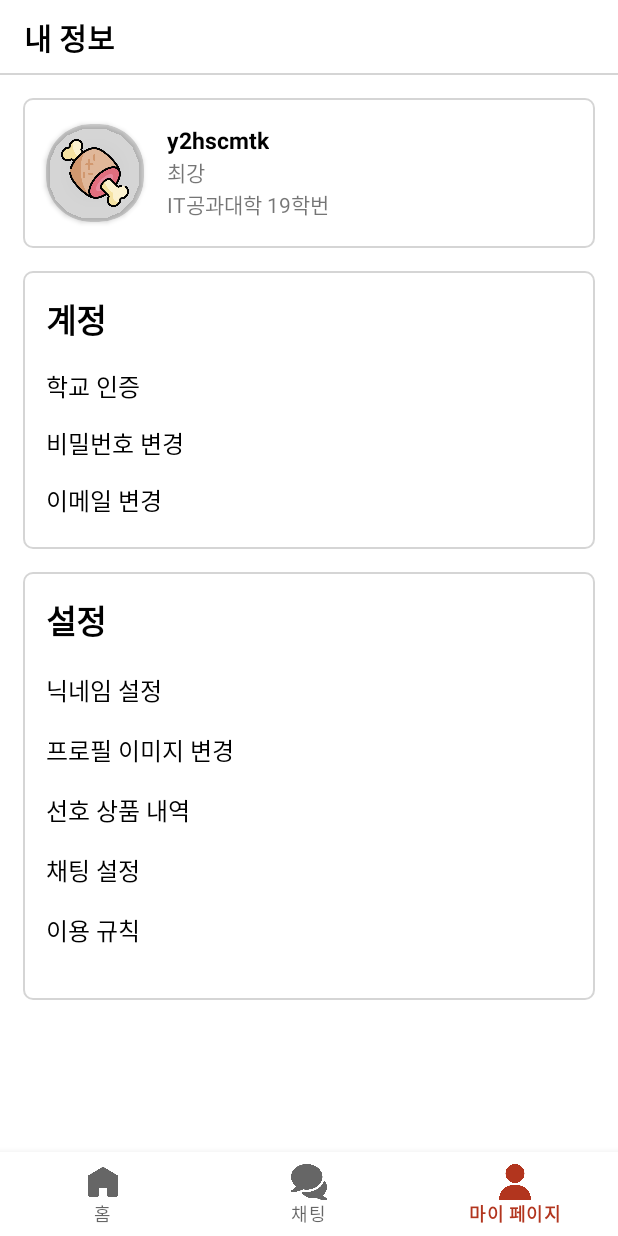
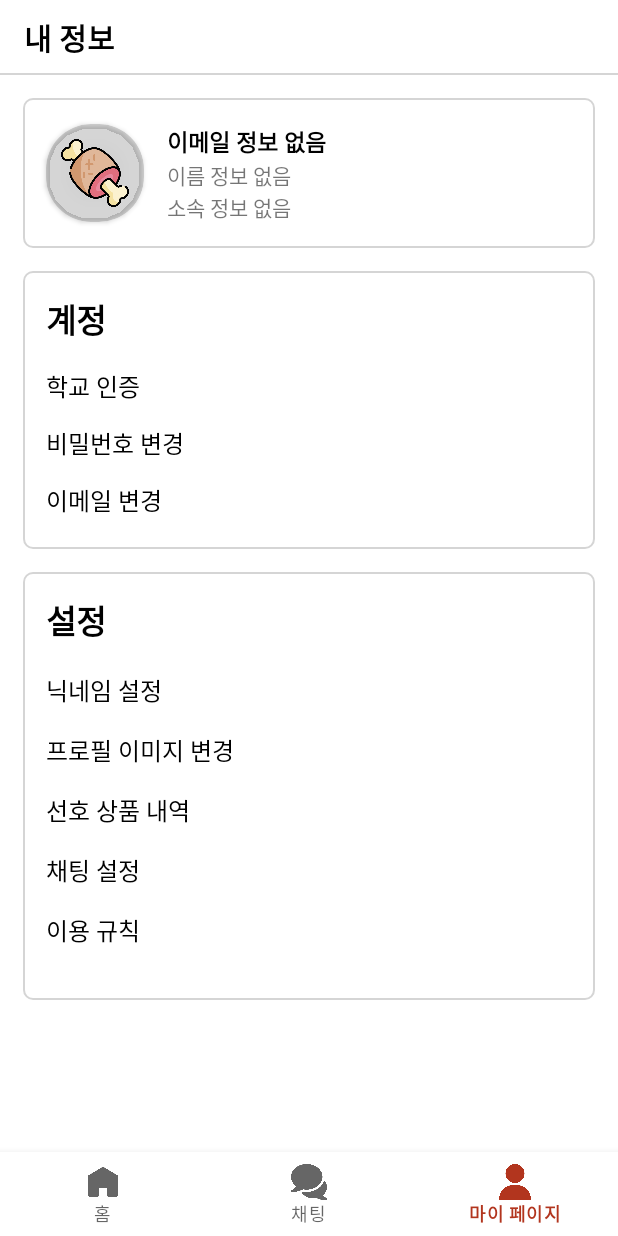
Before and after one commit to 600GramsMarket/HangeunMarket, an Android app: the MyPageFragment screen opened through its navigation route, on a phone screen of 412 x 824 dp. Run offline under Robolectric (Android 15) with nearby library versions, the phone set to English and light mode, and no system bars; our stand-ins replace Firebase (no records; nobody signed in at launch, a user with empty details on screens opened directly), navigation-ui; 4 statements that could not run were skipped.

Commit message:
사용자 정보 마이페이지 연동

```diff
--- a/app/src/main/java/com/example/hangeunmarket/ui/mypage/MyPageFragment.kt
+++ b/app/src/main/java/com/example/hangeunmarket/ui/mypage/MyPageFragment.kt
@@ -1,12 +1,20 @@
 package com.example.hangeunmarket.ui.mypage
 
 import android.os.Bundle
+import android.util.Log
 import android.view.LayoutInflater
 import android.view.View
 import android.view.ViewGroup
 import androidx.fragment.app.Fragment
 import androidx.lifecycle.ViewModelProvider
 import com.example.hangeunmarket.databinding.FragmentMypageBinding
+import com.example.hangeunmarket.ui.dto.User
+import com.google.firebase.auth.FirebaseAuth
+import com.google.firebase.auth.ktx.auth
+import com.google.firebase.database.DatabaseReference
+import com.google.firebase.database.database
+import com.google.firebase.database.ktx.database
+import com.google.firebase.ktx.Firebase
 
 class MyPageFragment : Fragment() {
 
@@ -16,6 +24,12 @@ class MyPageFragment : Fragment() {
     // onDestroyView.
     private val binding get() = _binding!!
 
+    //Firebase database reference
+    private lateinit var database: DatabaseReference
+
+    //Firebase Authentication
+    private lateinit var auth: FirebaseAuth
+
     override fun onCreateView(
         inflater: LayoutInflater,
         container: ViewGroup?,
@@ -24,7 +38,41 @@ class MyPageFragment : Fragment() {
 
         _binding = FragmentMypageBinding.inflate(inflater, container, false)
 
+        //Firebase init
+        database = Firebase.database.reference
+        auth = Firebase.auth
+
         return binding.root
+    }
+
+    override fun onViewCreated(view: View, savedInstanceState: Bundle?) {
+        super.onViewCreated(view, savedInstanceState)
+
+        //현재 사용자의 정보 업데이트
+        setUserInfo()
+    }
+
+    private fun setUserInfo(){
+        val uid = auth.currentUser?.uid!!
+        //데이터 한번 읽기
+        //https://firebase.google.com/docs/database/android/read-and-write?hl=ko#read_data_once
+        database.child("user").child(uid).get().addOnSuccessListener {
+            // uid로 사용자 정보 읽어오기 성공 시
+            Log.i("firebase", "Got value ${it.value}")
+            val user = it.value as Map<String, Any> // 데이터를 Map으로 캐스팅
+            val email = user["email"] as String? // email 값을 추출
+            val name = user["name"] as String? //name
+            val school = user["school"] as String? //school
+            // null이 아니면 설정, null이면 기본 문구 설정
+            binding.tvMyEmail.text = email ?: "이메일 정보 없음"
+            binding.tvMyName.text = name ?: "이름 정보 없음"
+            binding.tvMySchool.text = school ?: "소속 정보 없음"
+
+        }.addOnFailureListener {
+            // 실패 시
+            Log.e("firebase", "Error getting data", it)
+        }
+
     }
 
     override fun onDestroyView() {
--- a/app/src/main/res/layout/fragment_mypage.xml
+++ b/app/src/main/res/layout/fragment_mypage.xml
@@ -72,12 +72,12 @@
         </androidx.cardview.widget.CardView>
 
         <TextView
-            android:id="@+id/tv_my_id"
+            android:id="@+id/tv_my_email"
             android:layout_width="wrap_content"
             android:layout_height="wrap_content"
             app:layout_constraintTop_toTopOf="@id/cardview_my_profile"
             app:layout_constraintStart_toEndOf="@id/cardview_my_profile"
-            android:text="y2hscmtk"
+            android:text="test@gmail.com"
             android:textStyle="bold"
             android:textColor="@color/black"
             android:textSize="15dp"
@@ -88,15 +88,16 @@
             android:id="@+id/tv_my_name"
             android:layout_width="wrap_content"
             android:layout_height="wrap_content"
-            app:layout_constraintTop_toBottomOf="@id/tv_my_id"
-            app:layout_constraintStart_toStartOf="@id/tv_my_id"
+            app:layout_constraintTop_toBottomOf="@id/tv_my_email"
+            app:layout_constraintStart_toStartOf="@id/tv_my_email"
             android:text="최강"/>
 
 
         <TextView
+            android:id="@+id/tv_my_school"
             android:layout_width="wrap_content"
             android:layout_height="wrap_content"
-            android:text="IT공과대학 19학번"
+            android:text="IT공과대학"
             app:layout_constraintStart_toStartOf="@id/tv_my_name"
             app:layout_constraintTop_toBottomOf="@id/tv_my_name"/>
 
```
